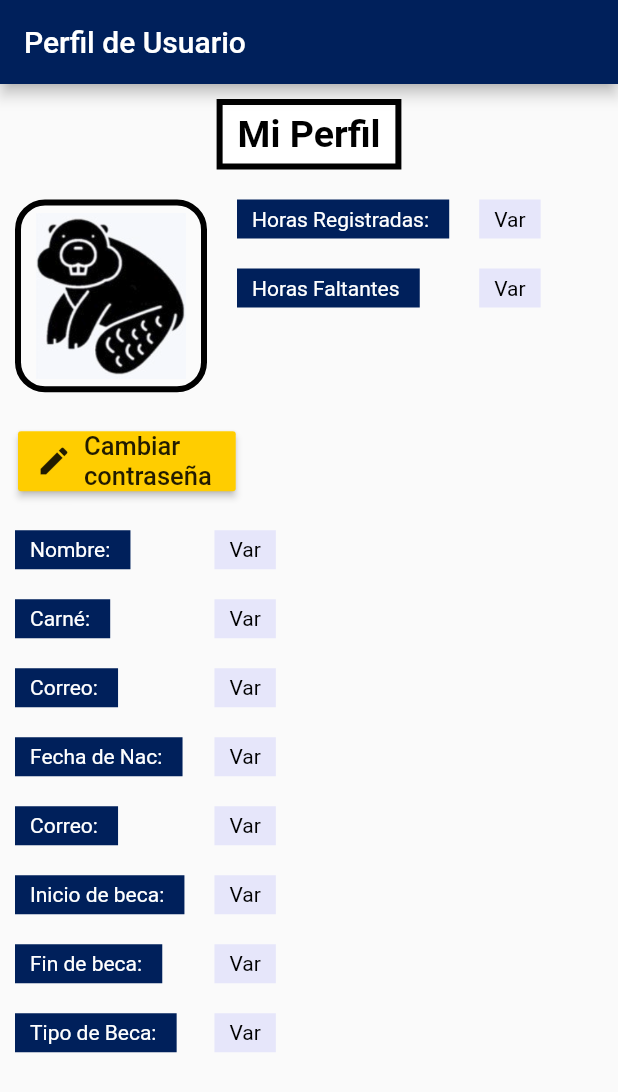
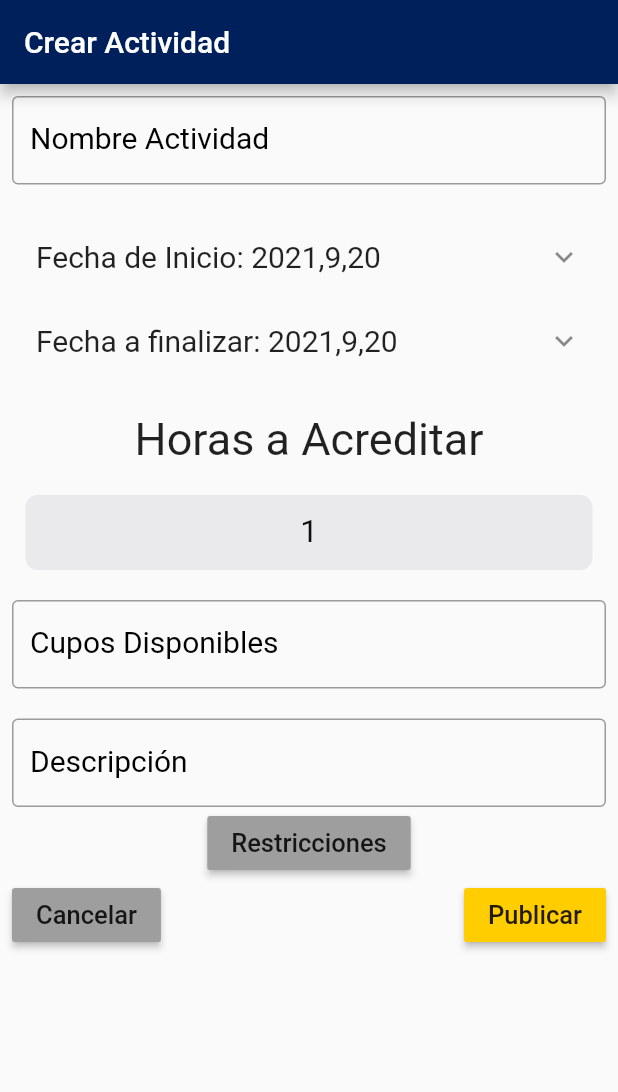
Before and after one commit to Jocagi/RASCAPP, a Flutter app: the screen it shows after launch, on a phone screen of 412 x 824 dp. Shown: the top 1092 px of the screen. Run offline on Flutter 3.47's test engine with Material 2 defaults, Android fonts, the phone set to English and light mode, and no system bars; our stand-ins replace flutter_login, font_awesome_flutter.

Commit message:
Pantalla creación de actividad

```diff
--- a/RASCA/rasca/lib/main.dart
+++ b/RASCA/rasca/lib/main.dart
@@ -2,6 +2,7 @@ import 'package:flutter/services.dart';
 import 'package:flutter/material.dart';
 import 'package:rasca/views/loginV2_view.dart';
 import 'package:rasca/views/transitionsRoutes_view.dart';
+import 'package:rasca/views/CrearActividad.dart';
 import 'package:rasca/views/UsuarioPerfil.dart';
 
 void main() {
@@ -18,7 +19,7 @@ class MyApp extends StatelessWidget {
   @override
   Widget build(BuildContext context) {
     return MaterialApp(
-      title: 'Login URL',
+      title: 'Crear Actividad',
       theme: ThemeData(
         brightness: Brightness.light,
         scaffoldBackgroundColor: Color(0xFF00205B),
@@ -58,9 +59,9 @@ class MyApp extends StatelessWidget {
         ),
       ),
       navigatorObservers: [TransitionRouteObserver()],
-      initialRoute: MyHomePage.routeName,
+      initialRoute: Actividad.routeName,
       routes: {
-        PerfilUsuario.routeName: (context) => PerfilUsuario(),
+        Actividad.routeName: (context) => Actividad(),
       },
     );
   }
--- /dev/null
+++ b/RASCA/rasca/lib/views/CrearActividad.dart
@@ -0,0 +1,218 @@
+import 'package:flutter/cupertino.dart';
+import 'package:flutter/material.dart';
+import 'package:flutter/rendering.dart';
+
+class Actividad extends StatefulWidget {
+  Actividad();
+  static const routeName = '/auth';
+
+  @override
+  _Actividad createState() => _Actividad();
+}
+class _Actividad extends State<Actividad> {
+  //Variables Globales
+  TextEditingController _nombreController = TextEditingController();
+  TextEditingController _CuposController = TextEditingController();
+  TextEditingController _DescController = TextEditingController();
+  var _formKey = GlobalKey<FormState>();
+  var _formKeyCupos = GlobalKey<FormState>();
+  var _formKeyDesc = GlobalKey<FormState>();
+  String ? _nombreError;
+  String ? _cuposError;
+  String ? _DescError;
+  late DateTime startDate;
+  late DateTime endDate;
+  String ? Horas;
+  int index = 0;
+
+  //Lista Cupertino
+  final items =[
+    '1', '2', '3', '4', '5', '6', '7', '8',
+  ];
+  //Custom text style to apply to UI elements
+  TextStyle style = TextStyle(
+    fontFamily: 'Montserrat',
+    fontSize: 20.0,
+    color: Colors.black,
+  );
+  @override
+  void initState(){
+    super.initState();
+    startDate = DateTime.now();
+    endDate = DateTime.now();
+  }
+
+  @override
+  Widget build(BuildContext context) {
+
+    return MaterialApp(
+       title: 'Flutter Demo',
+  theme: ThemeData(
+       appBarTheme: AppBarTheme(
+     color: Color(0xFF00205B),
+     )
+          ),
+        home: Scaffold(appBar: AppBar (title: Text('Crear Actividad'),
+        ),
+        body: Padding(
+          padding: const EdgeInsets.all(8.0),
+          child: SingleChildScrollView(
+            child: Column(
+              mainAxisAlignment: MainAxisAlignment.start,
+              crossAxisAlignment: CrossAxisAlignment.start,
+              children:[
+                Form(
+                  key: _formKey,
+                  child: TextFormField(
+                  controller: _nombreController,
+                  decoration: InputDecoration(
+                  hintText: "Actividad",
+                  labelText: "Nombre Actividad",
+                  errorText: _nombreError,
+                  labelStyle: TextStyle(fontSize: 20,
+                  color: Colors.black),
+                  border: OutlineInputBorder()),
+                  ),
+                ),
+                SizedBox(height: 20,),
+                Column(
+                mainAxisAlignment: MainAxisAlignment.center,
+                crossAxisAlignment: CrossAxisAlignment.center,
+                children: <Widget>[
+                  ListTile(
+                  title: Text("Fecha de Inicio: ${startDate.year},${startDate.month},${startDate.day}",
+                  style: TextStyle(fontSize: 20),),
+                  trailing: Icon(Icons.keyboard_arrow_down),
+                  onTap: _startDate,
+                    ),
+                  ListTile(
+                  title: Text("Fecha a finalizar: ${endDate.year},${endDate.month},${endDate.day}",
+                  style: TextStyle(fontSize: 20),),
+                  trailing: Icon(Icons.keyboard_arrow_down),
+                  onTap: _endDate,
+                    ),
+                  SizedBox(height: 20,),
+                  Container(
+                    child: Text("Horas a Acreditar",
+                    style: TextStyle(
+                      fontSize: 30,
+                    ),),
+                  ),
+                  SizedBox(height: 20,),
+                  Container(
+                    child: Center(
+                      child: CupertinoPicker(
+                        itemExtent: 50,
+                        children: items
+                        .map((item) => Center(child: Text(item)
+                        ))
+                        .toList(),
+                        onSelectedItemChanged: (index){
+                          setState(() => this.index = index
+                          );
+                        },
+                      ),),
+                    ),
+                  SizedBox(height: 20,),
+                  Form(
+                  key: _formKeyCupos,
+                  child: TextFormField(
+                  controller: _CuposController,
+                  decoration: InputDecoration(
+                  hintText: "Cupos",
+                  labelText: "Cupos Disponibles",
+                  errorText: _cuposError,
+                  labelStyle: TextStyle(fontSize: 20,
+                  color: Colors.black),
+                  border: OutlineInputBorder()),
+                  ),
+                ),
+                SizedBox(height: 20,),
+                  Form(
+                  key: _formKeyDesc,
+                  child: TextFormField(
+                  controller: _DescController,
+                  decoration: InputDecoration(
+                  hintText: "Descripción",
+                  labelText: "Descripción",
+                  errorText: _DescError,
+                  labelStyle: TextStyle(fontSize: 20,
+                  color: Colors.black),
+                  border: OutlineInputBorder()),
+                  ),
+                ),
+                RaisedButton(onPressed: (){},
+                color: Colors.grey,
+                child: Text("Restricciones",
+                style: TextStyle(fontSize: 17)),),
+                Row(
+              mainAxisAlignment: MainAxisAlignment.spaceBetween,
+              crossAxisAlignment: CrossAxisAlignment.center,
+              children:[
+                RaisedButton(onPressed: (){},
+                  color: Colors.grey,
+                  child: Text("Cancelar",
+                  style: TextStyle(fontSize: 17)),),
+                  RaisedButton(onPressed: (){
+                    print("Nombre: "+_nombreController.text);
+                    print("Fechas: "+startDate.toString()+" "+endDate.toString());
+                    print(items[index].toString());
+                    print("Cupos: "+_CuposController.text);
+                    setState(() {
+                    if(_nombreController.text.length<1)
+                    _nombreError = "Debe agregar un nombre a la actividad";
+                    else
+                    _nombreError = null;
+                    });
+                    setState(() {
+                    if(_CuposController.text.length<1)
+                    _cuposError = "Debe agregar al menos 1 cupo a la actividad";
+                    else
+                    _cuposError = null;
+                    });
+                    setState(() {
+                    if(_DescController.text.length<1)
+                    _DescError = "Debe agregar una descripción";
+                    else
+                    _DescError = null;
+                    });},
+                    color: Color(0xFFFFCD00),
+                    child: Text("Publicar",
+                    style: TextStyle(fontSize: 17)),
+                      ),
+                    ]
+                   )
+                  ]
+                )
+              ]
+            ),
+          )
+        ),
+      )
+    );
+  }
+  _startDate() async{
+    DateTime? date = await showDatePicker(
+      context: context,
+      initialDate: startDate,
+      firstDate: DateTime(DateTime.now().year-5),
+      lastDate: DateTime(DateTime.now().year+5)
+      );
+      if (date != null)
+      setState(() {
+        startDate = date;
+      });
+  }
+    _endDate() async{
+    DateTime? date = await showDatePicker(
+      context: context,
+      initialDate: endDate,
+      firstDate: DateTime(DateTime.now().year-5),
+      lastDate: DateTime(DateTime.now().year+5)
+      );
+      if (date != null)
+      setState(() {
+        endDate = date;
+      });
+  }
+}
--- a/RASCA/rasca/lib/views/UsuarioPerfil.dart
+++ b/RASCA/rasca/lib/views/UsuarioPerfil.dart
@@ -28,7 +28,8 @@ class _PerfilUsuario extends State<PerfilUsuario> {
           ),
         home: Scaffold(appBar: AppBar (title: Text('Perfil de Usuario'),
         ),
-        body: Column(
+        body: SingleChildScrollView(
+          child: Column(
           mainAxisAlignment: MainAxisAlignment.start,
           crossAxisAlignment: CrossAxisAlignment.start,
           children: <Widget>[Container(
@@ -286,6 +287,7 @@ class _PerfilUsuario extends State<PerfilUsuario> {
                 ]
               )
             ]
+          ),
         )
       )
     );
```
Lines whose indentation alone changed are shown as unchanged.
